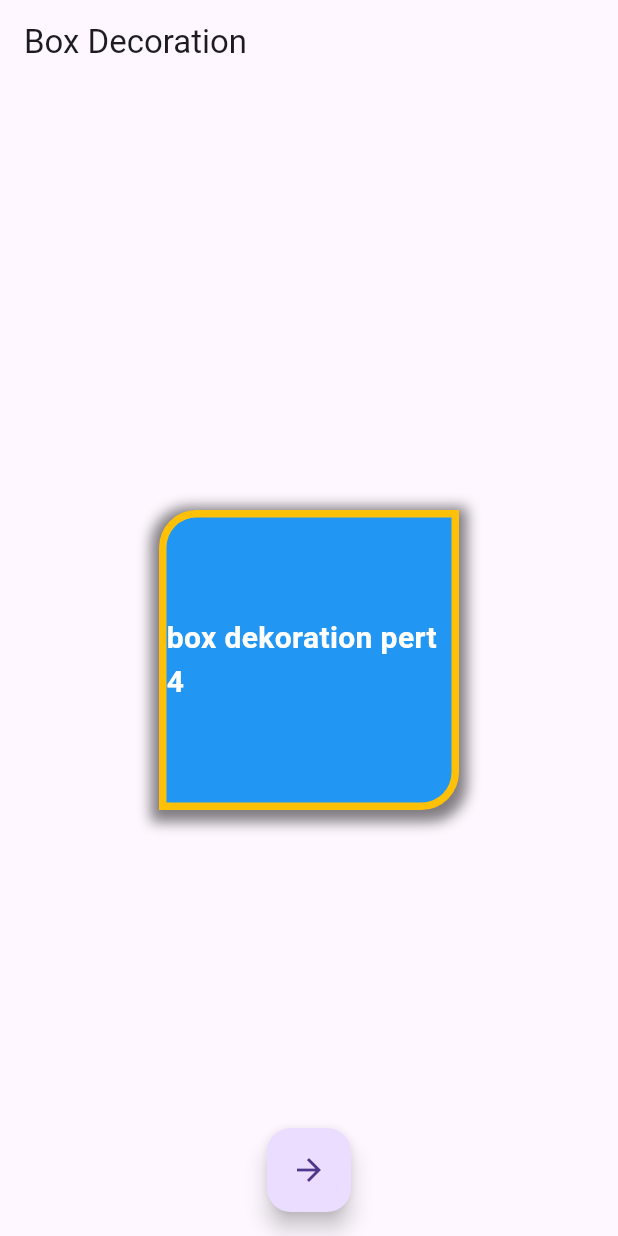
After one commit to Dikry720p/mobile_tech, a Flutter app: the Page4 screen opened by its route, after a tap on the "arrow forward" icon, on a phone screen of 412 x 824 dp. The commit adds this screen. Run offline on Flutter 3.47's test engine with Material 3 defaults, Android fonts, the phone set to English and light mode, and no system bars.

Commit message:
box decoration

```diff
--- a/lib/main.dart
+++ b/lib/main.dart
@@ -1,8 +1,11 @@
+// ignore_for_file: unused_import
+
 import 'package:flutter/material.dart';
 import 'package:pert3/page1.dart';
 import 'package:pert3/page2.dart';
 import 'package:pert3/page3.dart';
 import 'package:pert3/page4.dart';
+import 'package:pert3/page5.dart';
 
 void main() {
   runApp(MyApp());
@@ -22,6 +25,7 @@ class MyApp extends StatelessWidget {
         '/page2': (context) => Page2(),
         '/page3': (context) => Page3(),
         '/page4': (context) => Page4(),
+        '/page5': (context) => Page5(),
       },
     );
   }
--- a/lib/page4.dart
+++ b/lib/page4.dart
@@ -44,6 +44,13 @@ class Page4 extends StatelessWidget {
           ),
         ),
       ),
+      floatingActionButton: FloatingActionButton(
+        onPressed: () {
+          Navigator.pushNamed(context, '/page5');
+        },
+        child: Icon(Icons.arrow_forward),
+      ),
+      floatingActionButtonLocation: FloatingActionButtonLocation.centerFloat,
     );
   }
 }
--- /dev/null
+++ b/lib/page5.dart
@@ -0,0 +1,53 @@
+import 'package:flutter/material.dart';
+
+class Page5 extends StatelessWidget {
+  @override
+  Widget build(BuildContext context) {
+    return MaterialApp(
+      home: Scaffold(
+        appBar: AppBar(
+          title: Text('Box Decoration'),
+        ),
+        body: Center(
+          child: Container(
+            width: 200,
+            height: 200,
+            decoration: BoxDecoration(
+              border: Border.all(color: Colors.amber, width: 5),
+              color: Colors.blue,
+              borderRadius: const BorderRadius.only(
+                topLeft: Radius.circular(25),
+                bottomRight: Radius.circular(25),
+              ),
+              boxShadow: [
+                BoxShadow(
+                  color: Colors.black.withOpacity(0.5),
+                  spreadRadius: 5,
+                  blurRadius: 7,
+                  offset: Offset(0, 3),
+                ),
+              ],
+            ),
+            child: Center(
+              child: Text(
+                'box dekoration pert 4',
+                style: TextStyle(
+                  color: Colors.white,
+                  fontSize: 20,
+                  fontWeight: FontWeight.bold,
+                ),
+              ),
+            ),
+          ),
+        ),
+        floatingActionButton: FloatingActionButton(
+          onPressed: () {
+            Navigator.pushNamed(context, '/page4');
+          },
+          child: Icon(Icons.arrow_forward),
+        ),
+        floatingActionButtonLocation: FloatingActionButtonLocation.centerFloat,
+      ),
+    );
+  }
+}
```
